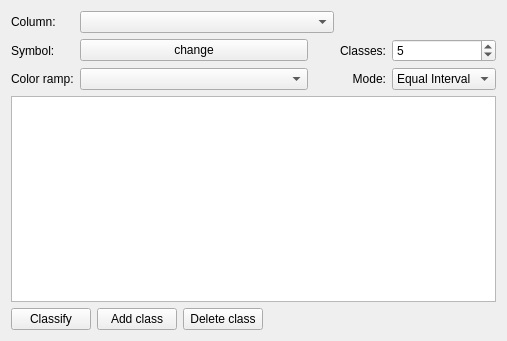
Qt form qgis/src/ui/qgsgraduatedsymbolrendererv2widget.ui (sourcepole/qgis) before a commit.
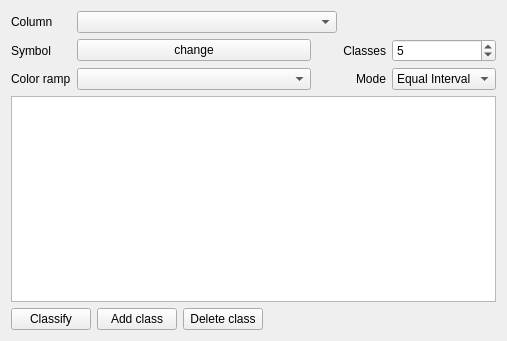
The same form after that commit.

```diff
--- a/qgis/src/ui/qgsgraduatedsymbolrendererv2widget.ui
+++ b/qgis/src/ui/qgsgraduatedsymbolrendererv2widget.ui
@@ -16,7 +16,10 @@
      <item row="0" column="0">
       <widget class="QLabel" name="label_4">
        <property name="text">
-        <string>Column:</string>
+        <string>Column</string>
+       </property>
+       <property name="buddy">
+        <cstring>cboGraduatedColumn</cstring>
        </property>
       </widget>
      </item>
@@ -26,7 +29,10 @@
      <item row="1" column="0">
       <widget class="QLabel" name="label_6">
        <property name="text">
-        <string>Symbol:</string>
+        <string>Symbol</string>
+       </property>
+       <property name="buddy">
+        <cstring>btnChangeGraduatedSymbol</cstring>
        </property>
       </widget>
      </item>
@@ -46,7 +52,7 @@
      <item row="1" column="3">
       <widget class="QLabel" name="label_5">
        <property name="text">
-        <string>Classes:</string>
+        <string>Classes</string>
        </property>
        <property name="alignment">
         <set>Qt::AlignRight|Qt::AlignTrailing|Qt::AlignVCenter</set>
@@ -69,7 +75,10 @@
      <item row="2" column="0">
       <widget class="QLabel" name="label_7">
        <property name="text">
-        <string>Color ramp:</string>
+        <string>Color ramp</string>
+       </property>
+       <property name="buddy">
+        <cstring>cboGraduatedColorRamp</cstring>
        </property>
       </widget>
      </item>
@@ -79,7 +88,7 @@
      <item row="2" column="3">
       <widget class="QLabel" name="label_8">
        <property name="text">
-        <string>Mode:</string>
+        <string>Mode</string>
        </property>
        <property name="alignment">
         <set>Qt::AlignRight|Qt::AlignTrailing|Qt::AlignVCenter</set>
```
Left out of the diff: 6 changed lines with no effect on the pictures.
